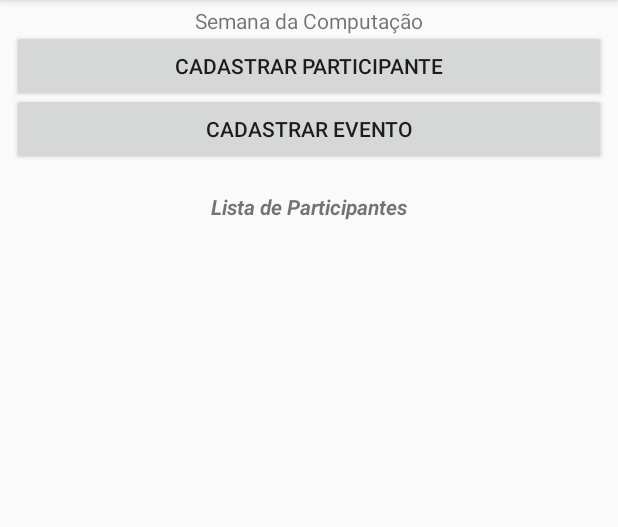
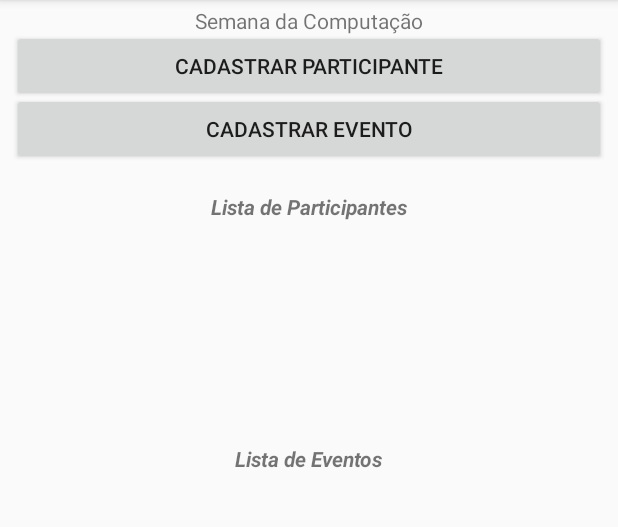
Before and after one commit to ufjf-dcc196/dcc196-2018-3-trb2-trb2-lucasbrandao, an Android app: the screen it shows after launch (MainActivity), on a phone screen of 412 x 824 dp, the part 84-611 px from its top. Run offline under Robolectric (Android 15) with nearby library versions, the phone set to English and light mode, and no system bars.

Commit message:
Implementado comunicacao RecyclerView Eventos com main activity

```diff
--- a/app/src/main/java/ufjf/dcc196/trb01/MainActivity.java
+++ b/app/src/main/java/ufjf/dcc196/trb01/MainActivity.java
@@ -21,7 +21,9 @@ public class MainActivity extends AppCompatActivity {
     private Button cadastroEvento;
 
     private RecyclerView lstAluno;
+    private RecyclerView lstEvento;
     private ParticipanteAdapter alunoAdapter;
+    private EventoAdapter eventoAdapter;
 
     private ArrayList<Aluno> listaAlunos = new ArrayList<Aluno>();
     private ArrayList<Evento> listaEventos = new ArrayList<Evento>();
@@ -59,6 +61,14 @@ public class MainActivity extends AppCompatActivity {
         lstAluno.setLayoutManager(linearLayoutManager);
         alunoAdapter = new ParticipanteAdapter(listaAlunos);
         lstAluno.setAdapter(alunoAdapter);
+
+
+        lstEvento = (RecyclerView) findViewById(R.id.lstEventos);
+
+        LinearLayoutManager linearLayoutManager2 = new LinearLayoutManager(this);
+        lstEvento.setLayoutManager(linearLayoutManager2);
+        eventoAdapter = new EventoAdapter(listaEventos);
+        lstEvento.setAdapter(eventoAdapter);
 
     }
 
--- a/app/src/main/res/layout/activity_main.xml
+++ b/app/src/main/res/layout/activity_main.xml
@@ -79,4 +79,34 @@
         app:layout_constraintHorizontal_bias="0.0"
         app:layout_constraintStart_toStartOf="parent"
         app:layout_constraintTop_toTopOf="parent" />
+
+    <TextView
+        android:id="@+id/textView5"
+        android:layout_width="wrap_content"
+        android:layout_height="19dp"
+        android:layout_marginEnd="8dp"
+        android:layout_marginLeft="8dp"
+        android:layout_marginRight="8dp"
+        android:layout_marginStart="8dp"
+        android:layout_marginTop="296dp"
+        android:text="Lista de Eventos"
+        android:textStyle="bold|italic"
+        app:layout_constraintEnd_toEndOf="parent"
+        app:layout_constraintHorizontal_bias="0.501"
+        app:layout_constraintStart_toStartOf="parent"
+        app:layout_constraintTop_toTopOf="parent" />
+
+    <android.support.v7.widget.RecyclerView
+        android:id="@+id/lstEventos"
+        android:layout_width="0dp"
+        android:layout_height="130dp"
+        android:layout_marginEnd="8dp"
+        android:layout_marginLeft="8dp"
+        android:layout_marginRight="8dp"
+        android:layout_marginStart="8dp"
+        android:layout_marginTop="320dp"
+        app:layout_constraintEnd_toEndOf="parent"
+        app:layout_constraintHorizontal_bias="0.0"
+        app:layout_constraintStart_toStartOf="parent"
+        app:layout_constraintTop_toTopOf="parent" />
 </android.support.constraint.ConstraintLayout>
--- a/app/src/main/res/layout/evento_layout.xml
+++ b/app/src/main/res/layout/evento_layout.xml
@@ -1,7 +1,7 @@
 <?xml version="1.0" encoding="utf-8"?>
 <LinearLayout xmlns:android="http://schemas.android.com/apk/res/android"
     android:layout_width="match_parent"
-    android:layout_height="match_parent"
+    android:layout_height="wrap_content"
     android:orientation="vertical">
 
     <TextView
```
